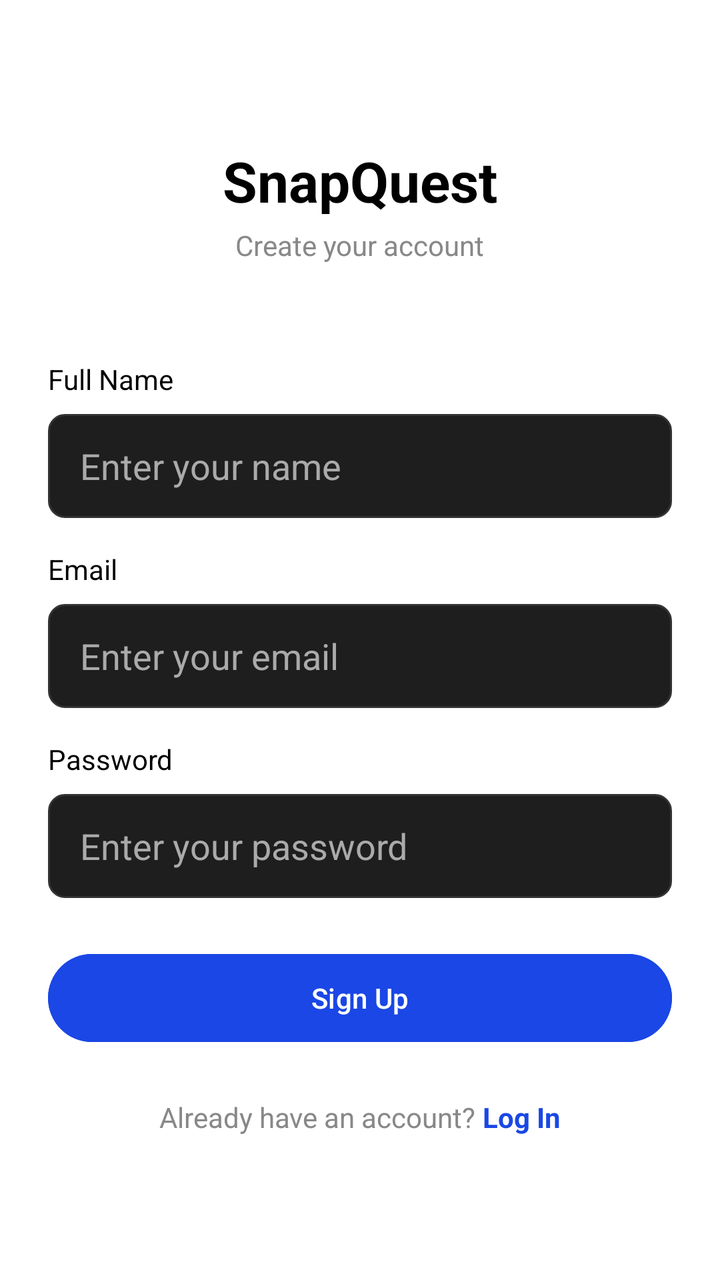
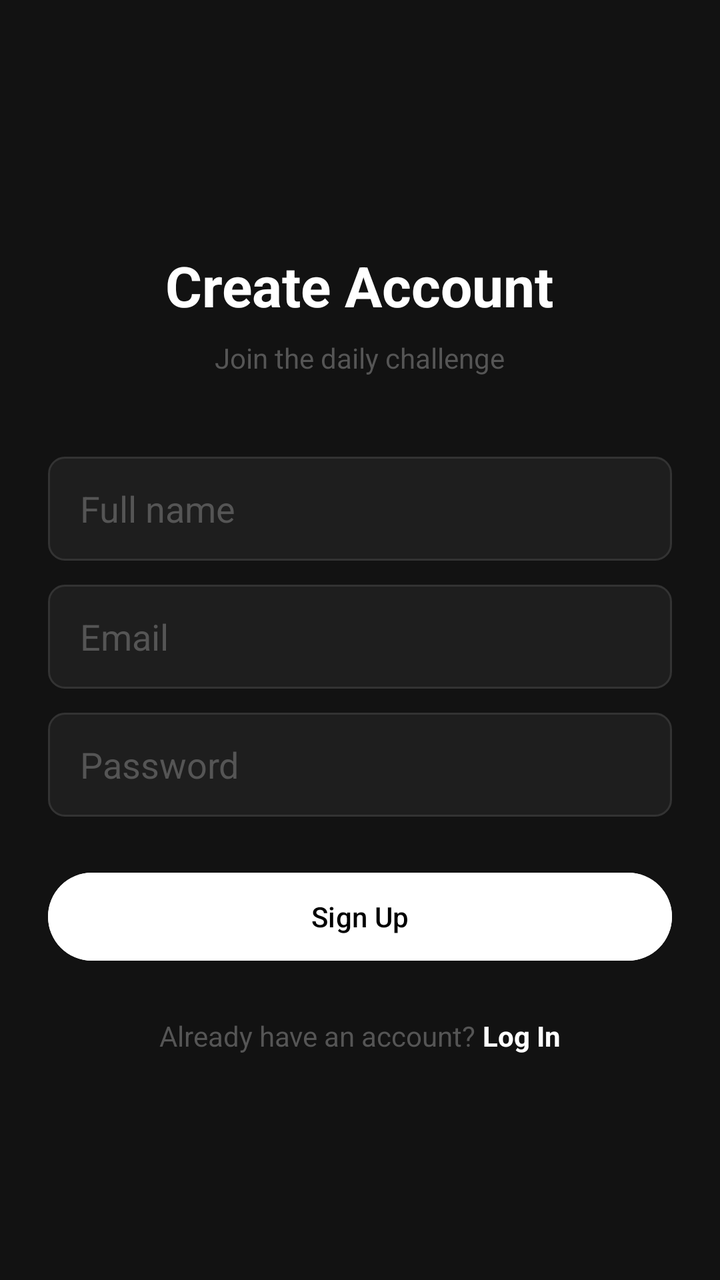

The first picture is an Android layout as it rendered before a commit; the second is the same layout after the commit. The layout source and the unified diff follow.
<!-- AndroidManifest.xml: application theme Theme.SnapQuest -->
<!-- res/layout/activity_signup.xml -->
<?xml version="1.0" encoding="utf-8"?>
<LinearLayout xmlns:android="http://schemas.android.com/apk/res/android"
    android:layout_width="match_parent"
    android:layout_height="match_parent"
    android:orientation="vertical"
    android:background="#FFFFFF"
    android:gravity="center"
    android:padding="24dp">

    <TextView
        android:layout_width="wrap_content"
        android:layout_height="wrap_content"
        android:text="SnapQuest"
        android:textColor="#000000"
        android:textSize="28sp"
        android:textStyle="bold"
        android:layout_marginBottom="4dp"/>

    <TextView
        android:layout_width="wrap_content"
        android:layout_height="wrap_content"
        android:text="Create your account"
        android:textColor="#888888"
        android:textSize="14sp"
        android:layout_marginBottom="48dp"/>

    <TextView
        android:layout_width="match_parent"
        android:layout_height="wrap_content"
        android:text="Full Name"
        android:textColor="#000000"
        android:textSize="14sp"
        android:layout_marginBottom="8dp"/>

    <EditText
        android:id="@+id/etName"
        android:layout_width="match_parent"
        android:layout_height="52dp"
        android:hint="Enter your name"
        android:inputType="textPersonName"
        android:background="@drawable/input_background"
        android:paddingStart="16dp"
        android:paddingEnd="16dp"
        android:textColor="#000000"
        android:textColorHint="#AAAAAA"
        android:layout_marginBottom="16dp"/>

    <TextView
        android:layout_width="match_parent"
        android:layout_height="wrap_content"
        android:text="Email"
        android:textColor="#000000"
        android:textSize="14sp"
        android:layout_marginBottom="8dp"/>

    <EditText
        android:id="@+id/etEmail"
        android:layout_width="match_parent"
        android:layout_height="52dp"
        android:hint="Enter your email"
        android:inputType="textEmailAddress"
        android:background="@drawable/input_background"
        android:paddingStart="16dp"
        android:paddingEnd="16dp"
        android:textColor="#000000"
        android:textColorHint="#AAAAAA"
        android:layout_marginBottom="16dp"/>

    <TextView
        android:layout_width="match_parent"
        android:layout_height="wrap_content"
        android:text="Password"
        android:textColor="#000000"
        android:textSize="14sp"
        android:layout_marginBottom="8dp"/>

    <EditText
        android:id="@+id/etPassword"
        android:layout_width="match_parent"
        android:layout_height="52dp"
        android:hint="Enter your password"
        android:inputType="textPassword"
        android:background="@drawable/input_background"
        android:paddingStart="16dp"
        android:paddingEnd="16dp"
        android:textColor="#000000"
        android:textColorHint="#AAAAAA"
        android:layout_marginBottom="24dp"/>

    <Button
        android:id="@+id/btnSignup"
        android:layout_width="match_parent"
        android:layout_height="52dp"
        android:text="Sign Up"
        android:textColor="#FFFFFF"
        android:backgroundTint="#1A47E5"
        android:layout_marginBottom="24dp"/>

    <LinearLayout
        android:layout_width="match_parent"
        android:layout_height="wrap_content"
        android:gravity="center">

        <TextView
            android:layout_width="wrap_content"
            android:layout_height="wrap_content"
            android:text="Already have an account? "
            android:textColor="#888888"/>

        <TextView
            android:id="@+id/tvGoToLogin"
            android:layout_width="wrap_content"
            android:layout_height="wrap_content"
            android:text="Log In"
            android:textColor="#1A47E5"
            android:textStyle="bold"/>

    </LinearLayout>

</LinearLayout>
<!-- resources referenced by this layout -->
<resources>
  <!-- drawable input_background (drawable) -->
  <?xml version="1.0" encoding="utf-8"?>
  <shape xmlns:android="http://schemas.android.com/apk/res/android"
      android:shape="rectangle">
      <solid android:color="#1E1E1E"/>
      <stroke android:width="1dp" android:color="#333333"/>
      <corners android:radius="8dp"/>
  </shape>
  <style name="Theme.SnapQuest" parent="Base.Theme.SnapQuest" />
  <style name="Base.Theme.SnapQuest" parent="Theme.Material3.DayNight.NoActionBar">
          
          
      </style>
</resources>

<!-- the commit's change to res/layout/activity_signup.xml (unified diff, before → after) -->
@@ -1,120 +1,99 @@
 <?xml version="1.0" encoding="utf-8"?>
-<LinearLayout xmlns:android="http://schemas.android.com/apk/res/android"
+<ScrollView xmlns:android="http://schemas.android.com/apk/res/android"
     android:layout_width="match_parent"
     android:layout_height="match_parent"
-    android:orientation="vertical"
-    android:background="#FFFFFF"
-    android:gravity="center"
-    android:padding="24dp">
-
-    <TextView
-        android:layout_width="wrap_content"
-        android:layout_height="wrap_content"
-        android:text="SnapQuest"
-        android:textColor="#000000"
-        android:textSize="28sp"
-        android:textStyle="bold"
-        android:layout_marginBottom="4dp"/>
-
-    <TextView
-        android:layout_width="wrap_content"
-        android:layout_height="wrap_content"
-        android:text="Create your account"
-        android:textColor="#888888"
-        android:textSize="14sp"
-        android:layout_marginBottom="48dp"/>
-
-    <TextView
-        android:layout_width="match_parent"
-        android:layout_height="wrap_content"
-        android:text="Full Name"
-        android:textColor="#000000"
-        android:textSize="14sp"
-        android:layout_marginBottom="8dp"/>
-
-    <EditText
-        android:id="@+id/etName"
-        android:layout_width="match_parent"
-        android:layout_height="52dp"
-        android:hint="Enter your name"
-        android:inputType="textPersonName"
-        android:background="@drawable/input_background"
-        android:paddingStart="16dp"
-        android:paddingEnd="16dp"
-        android:textColor="#000000"
-        android:textColorHint="#AAAAAA"
-        android:layout_marginBottom="16dp"/>
-
-    <TextView
-        android:layout_width="match_parent"
-        android:layout_height="wrap_content"
-        android:text="Email"
-        android:textColor="#000000"
-        android:textSize="14sp"
-        android:layout_marginBottom="8dp"/>
-
-    <EditText
-        android:id="@+id/etEmail"
-        android:layout_width="match_parent"
-        android:layout_height="52dp"
-        android:hint="Enter your email"
-        android:inputType="textEmailAddress"
-        android:background="@drawable/input_background"
-        android:paddingStart="16dp"
-        android:paddingEnd="16dp"
-        android:textColor="#000000"
-        android:textColorHint="#AAAAAA"
-        android:layout_marginBottom="16dp"/>
-
-    <TextView
-        android:layout_width="match_parent"
-        android:layout_height="wrap_content"
-        android:text="Password"
-        android:textColor="#000000"
-        android:textSize="14sp"
-        android:layout_marginBottom="8dp"/>
-
-    <EditText
-        android:id="@+id/etPassword"
-        android:layout_width="match_parent"
-        android:layout_height="52dp"
-        android:hint="Enter your password"
-        android:inputType="textPassword"
-        android:background="@drawable/input_background"
-        android:paddingStart="16dp"
-        android:paddingEnd="16dp"
-        android:textColor="#000000"
-        android:textColorHint="#AAAAAA"
-        android:layout_marginBottom="24dp"/>
-
-    <Button
-        android:id="@+id/btnSignup"
-        android:layout_width="match_parent"
-        android:layout_height="52dp"
-        android:text="Sign Up"
-        android:textColor="#FFFFFF"
-        android:backgroundTint="#1A47E5"
-        android:layout_marginBottom="24dp"/>
+    android:background="#121212">
 
     <LinearLayout
         android:layout_width="match_parent"
         android:layout_height="wrap_content"
-        android:gravity="center">
+        android:orientation="vertical"
+        android:padding="24dp"
+        android:gravity="center_horizontal">
 
         <TextView
             android:layout_width="wrap_content"
             android:layout_height="wrap_content"
-            android:text="Already have an account? "
-            android:textColor="#888888"/>
+            android:text="Create Account"
+            android:textColor="#FFFFFF"
+            android:textSize="28sp"
+            android:textStyle="bold"
+            android:layout_marginTop="100dp"
+            android:layout_marginBottom="8dp"/>
 
         <TextView
-            android:id="@+id/tvGoToLogin"
             android:layout_width="wrap_content"
             android:layout_height="wrap_content"
-            android:text="Log In"
-            android:textColor="#1A47E5"
-            android:textStyle="bold"/>
+            android:text="Join the daily challenge"
+            android:textColor="#555555"
+            android:textSize="14sp"
+            android:layout_marginBottom="40dp"/>
+
+        <EditText
+            android:id="@+id/etName"
+            android:layout_width="match_parent"
+            android:layout_height="52dp"
+            android:hint="Full name"
+            android:inputType="textPersonName"
+            android:background="@drawable/input_background"
+            android:paddingStart="16dp"
+            android:paddingEnd="16dp"
+            android:layout_marginBottom="12dp"
+            android:textColor="#FFFFFF"
+            android:textColorHint="#555555"/>
+
+        <EditText
+            android:id="@+id/etEmail"
+            android:layout_width="match_parent"
+            android:layout_height="52dp"
+            android:hint="Email"
+            android:inputType="textEmailAddress"
+            android:background="@drawable/input_background"
+            android:paddingStart="16dp"
+            android:paddingEnd="16dp"
+            android:layout_marginBottom="12dp"
+            android:textColor="#FFFFFF"
+            android:textColorHint="#555555"/>
+
+        <EditText
+            android:id="@+id/etPassword"
+            android:layout_width="match_parent"
+            android:layout_height="52dp"
+            android:hint="Password"
+            android:inputType="textPassword"
+            android:background="@drawable/input_background"
+            android:paddingStart="16dp"
+            android:paddingEnd="16dp"
+            android:layout_marginBottom="24dp"
+            android:textColor="#FFFFFF"
+            android:textColorHint="#555555"/>
+
+        <Button
+            android:id="@+id/btnSignup"
+            android:layout_width="match_parent"
+            android:layout_height="52dp"
+            android:text="Sign Up"
+            android:textColor="#000000"
+            android:backgroundTint="#FFFFFF"
+            android:layout_marginBottom="24dp"/>
+
+        <LinearLayout
+            android:layout_width="match_parent"
+            android:layout_height="wrap_content"
+            android:gravity="center">
+            <TextView
+                android:layout_width="wrap_content"
+                android:layout_height="wrap_content"
+                android:text="Already have an account? "
+                android:textColor="#555555"/>
+            <TextView
+                android:id="@+id/tvGoToLogin"
+                android:layout_width="wrap_content"
+                android:layout_height="wrap_content"
+                android:text="Log In"
+                android:textColor="#FFFFFF"
+                android:textStyle="bold"/>
+        </LinearLayout>
 
     </LinearLayout>
-
-</LinearLayout>
+</ScrollView>
